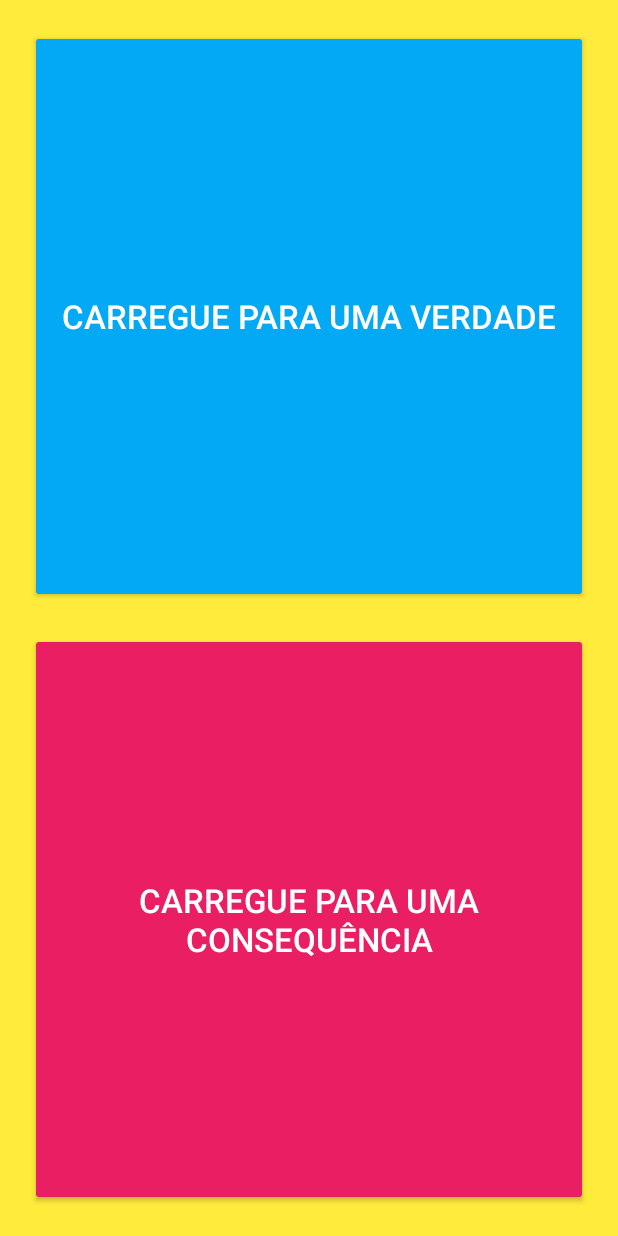
After one commit to JoseSousaVaz/FestadBolso, an Android app: the TruthOrDareActivity screen opened directly, with no data from a screen before it, on a phone screen of 412 x 824 dp. The commit adds this screen. Run offline under Robolectric (Android 15) with nearby library versions, the phone set to English and light mode, and no system bars; network calls fail.

Commit message:
Activity de truth or date imagens no spy.

```diff
--- a/app/src/main/AndroidManifest.xml
+++ b/app/src/main/AndroidManifest.xml
@@ -36,7 +36,7 @@
         </activity>
 
         <activity
-            android:name=".UI.TestActivity"
+            android:name=".UI.SpyActivity"
             android:theme="@style/Theme.AppCompat.Light" />
 
         <activity android:name=".UI.HostActivity">
@@ -54,5 +54,9 @@
         <activity android:name=".UI.GameListActivity">
             <!-- Optional: Any specific settings for JoinActivity -->
         </activity>
+
+        <activity android:name=".UI.TruthOrDareActivity"
+            android:theme="@style/Theme.AppCompat.Light.NoActionBar" />
+
     </application>
 </manifest>
--- a/app/src/main/java/com/example/festadbolso/UI/FirebaseUIActivity.java
+++ b/app/src/main/java/com/example/festadbolso/UI/FirebaseUIActivity.java
@@ -44,6 +44,15 @@ public class FirebaseUIActivity extends AppCompatActivity {
     @Override
     protected void onCreate(Bundle savedInstanceState) {
         super.onCreate(savedInstanceState);
+
+        firebaseAuth = FirebaseAuth.getInstance();
+
+        // Check if user is already logged in
+        if (firebaseAuth.getCurrentUser() != null) {
+            goToMainActivity();
+            return; // Prevents the rest of the activity from loading
+        }
+
         setContentView(R.layout.activity_firebase_ui);
 
         firebaseAuth = FirebaseAuth.getInstance();
--- a/app/src/main/java/com/example/festadbolso/UI/GameDetailsActivity.java
+++ b/app/src/main/java/com/example/festadbolso/UI/GameDetailsActivity.java
@@ -7,14 +7,11 @@ import android.util.Log;
 import android.view.View;
 import android.widget.Button;
 import android.widget.ImageView;
-import android.widget.LinearLayout;
 import android.widget.TextView;
 import android.widget.Toast;
 
 import androidx.appcompat.app.AppCompatActivity;
 
-import com.android.volley.RequestQueue;
-import com.android.volley.toolbox.Volley;
 import com.bumptech.glide.Glide;
 import com.example.festadbolso.R;
 import com.example.festadbolso.Firestore.FirestoreHelper;
@@ -76,13 +73,15 @@ public class GameDetailsActivity extends AppCompatActivity {
         playButton.setOnClickListener(new View.OnClickListener() {
             @Override
             public void onClick(View v) {
-                // Start the TestActivity when the play button is clicked
+                // Start the SpyActivity when the play button is clicked
                 Intent intent;
-                if (randomId ==4){
+                if (randomId == 4){
                     // Start the CharadesActivity when the play button is clicked
                     intent = new Intent(GameDetailsActivity.this, CharadesActivity.class);
-                }else{
-                    intent = new Intent(GameDetailsActivity.this, TestActivity.class);
+                } else if (randomId == 6) {
+                    intent = new Intent(GameDetailsActivity.this, TruthOrDareActivity.class);
+                } else{
+                    intent = new Intent(GameDetailsActivity.this, SpyActivity.class);
                 }
                 startActivity(intent);
 
--- a/app/src/main/java/com/example/festadbolso/UI/TestActivity.java
+++ b/app/src/main/java/com/example/festadbolso/UI/SpyActivity.java
@@ -8,6 +8,7 @@ import android.os.Bundle;
 import android.util.Log;
 import android.view.View;
 import android.widget.Button;
+import android.widget.ImageView;
 import android.widget.TextView;
 
 import androidx.appcompat.app.AppCompatActivity;
@@ -17,12 +18,14 @@ import com.example.festadbolso.R;
 
 import java.lang.reflect.Method;
 
-public class TestActivity extends AppCompatActivity {
+public class SpyActivity extends AppCompatActivity {
 
     private TextView testResultsTextView;
     private Button testHotspotButton;
     private Button hostButton;
     private Button joinButton;
+
+    private ImageView spy_image;
 
     @Override
     protected void onCreate(Bundle savedInstanceState) {
@@ -39,20 +42,20 @@ public class TestActivity extends AppCompatActivity {
 
 
         // Log when onCreate is called
-        Log.d("TestActivity", "onCreate called");
+        Log.d("SpyActivity", "onCreate called");
 
         // Set button listeners
         testHotspotButton.setOnClickListener(v -> performTests());
 
         hostButton.setOnClickListener(v -> {
             // Start the HostActivity
-            Intent hostIntent = new Intent(TestActivity.this, HostActivity.class);
+            Intent hostIntent = new Intent(SpyActivity.this, HostActivity.class);
             startActivity(hostIntent);
         });
 
         joinButton.setOnClickListener(v -> {
             // Start the JoinActivity
-            Intent joinIntent = new Intent(TestActivity.this, JoinActivity.class);
+            Intent joinIntent = new Intent(SpyActivity.this, JoinActivity.class);
             startActivity(joinIntent);
         });
     }
@@ -70,25 +73,25 @@ public class TestActivity extends AppCompatActivity {
                     String[] tetherableWifiRegexs = (String[]) method.invoke(connectivityManager);
                     if (tetherableWifiRegexs.length > 0) {
                         results.append("Device supports Wi-Fi Hotspot (Older Android versions)\n");
-                        Log.d("TestActivity", "Device supports Wi-Fi Hotspot (Older Android versions)");
+                        Log.d("SpyActivity", "Device supports Wi-Fi Hotspot (Older Android versions)");
                     } else {
                         results.append("Device does NOT support Wi-Fi Hotspot (Older Android versions)\n");
-                        Log.d("TestActivity", "Device does NOT support Wi-Fi Hotspot (Older Android versions)");
+                        Log.d("SpyActivity", "Device does NOT support Wi-Fi Hotspot (Older Android versions)");
                     }
                 } catch (Exception e) {
                     results.append("Error accessing tethering method on older Android versions.\n");
                     e.printStackTrace();
-                    Log.d("TestActivity", "Error accessing tethering method on older Android versions.");
+                    Log.d("SpyActivity", "Error accessing tethering method on older Android versions.");
                 }
             }
         } else {
             // For Android Q and above, check if hotspot is enabled using WifiManager
             if (isHotspotEnabled()) {
                 results.append("Hotspot is enabled.\n");
-                Log.d("TestActivity", "Hotspot is enabled.");
+                Log.d("SpyActivity", "Hotspot is enabled.");
             } else {
                 results.append("Hotspot is disabled.\n");
-                Log.d("TestActivity", "Hotspot is disabled.");
+                Log.d("SpyActivity", "Hotspot is disabled.");
             }
         }
 
@@ -102,11 +105,11 @@ public class TestActivity extends AppCompatActivity {
             Method method = wifiManager.getClass().getDeclaredMethod("isWifiApEnabled");
             method.setAccessible(true);
             Boolean isHotspotEnabled = (Boolean) method.invoke(wifiManager);
-            Log.d("TestActivity", "isWifiApEnabled: " + isHotspotEnabled);
+            Log.d("SpyActivity", "isWifiApEnabled: " + isHotspotEnabled);
             return isHotspotEnabled != null && isHotspotEnabled;
         } catch (Exception e) {
             e.printStackTrace();
-            Log.d("TestActivity", "Error accessing hotspot state.");
+            Log.d("SpyActivity", "Error accessing hotspot state.");
             return false;
         }
     }
--- /dev/null
+++ b/app/src/main/java/com/example/festadbolso/UI/TruthOrDareActivity.java
@@ -0,0 +1,246 @@
+package com.example.festadbolso.UI;
+
+import android.os.Bundle;
+import android.view.View;
+import android.widget.Button;
+import androidx.appcompat.app.AppCompatActivity;
+import com.example.festadbolso.R;
+import java.util.ArrayList;
+import java.util.Random;
+
+public class TruthOrDareActivity extends AppCompatActivity {
+
+    private Button truthButton, dareButton;
+    private ArrayList<String> truths, dares;
+    private Random random;
+
+    @Override
+    protected void onCreate(Bundle savedInstanceState) {
+        super.onCreate(savedInstanceState);
+        setContentView(R.layout.activity_truth_or_dare);
+
+        truthButton = findViewById(R.id.truthButton);
+        dareButton = findViewById(R.id.dareButton);
+
+        random = new Random();
+        populateLists();
+
+        // Set initial texts
+        truthButton.setText("Carregue para uma Verdade");
+        dareButton.setText("Carregue para uma Consequência");
+
+        // Set click listeners to get random truths and dares
+        truthButton.setOnClickListener(v -> truthButton.setText(getRandomTruth()));
+        dareButton.setOnClickListener(v -> dareButton.setText(getRandomDare()));
+    }
+
+    private void populateLists() {
+        truths = new ArrayList<>();
+        dares = new ArrayList<>();
+
+        // Add some truths
+// Adicionando perguntas de "verdade"
+        truths.add("Qual é o teu maior arrependimento?");
+        truths.add("Quem foi a última pessoa que pesquisaste nas redes sociais?");
+        truths.add("Conta-nos todos os detalhes do teu primeiro beijo.");
+        truths.add("Qual é o teu maior medo?");
+        truths.add("Já colaste em algum teste?");
+        truths.add("Já roubaste alguma coisa?");
+        truths.add("Qual é o teu prazer culposo em filmes?");
+        truths.add("Qual foi o teu encontro mais embaraçoso?");
+        truths.add("Se tivesses três desejos, quais seriam?");
+        truths.add("Quantas selfies tiras por dia?");
+        truths.add("Acreditas em alguma superstição?");
+        truths.add("Já mentiste sobre a tua idade?");
+        truths.add("Qual é a tua habilidade secreta?");
+        truths.add("Quem foi a tua primeira paixão por uma celebridade?");
+        truths.add("Onde te vês daqui a cinco anos?");
+        truths.add("Qual é a tua linguagem do amor?");
+        truths.add("Quem é 'aquele(a) que escapou'?");
+        truths.add("Qual foi o lugar mais estranho onde já foste à casa de banho?");
+        truths.add("Já desmaiaste de tanto beber?");
+        truths.add("Quais são as cinco coisas que levarias para uma ilha deserta?");
+        truths.add("De quem estás a fim?");
+        truths.add("Qual foi o momento mais constrangedor da tua vida?");
+        truths.add("Qual foi a coisa mais estúpida que já fizeste na vida?");
+        truths.add("Quem levarias para uma ilha deserta?");
+        truths.add("Já estiveste interessado(a) em alguém que está neste grupo?");
+        truths.add("Qual é o teu maior sonho?");
+        truths.add("Qual é o teu maior segredo?");
+        truths.add("Qual é a tua maior fraqueza?");
+        truths.add("Qual é a tua maior qualidade?");
+        truths.add("Qual é a tua maior vergonha?");
+        truths.add("Qual é a tua maior conquista?");
+        truths.add("Qual é a tua maior decepção?");
+        truths.add("Qual é a tua maior frustração?");
+        truths.add("Qual é a tua memória de infância favorita?");
+        truths.add("Já traíste alguém?");
+        truths.add("Qual é a tua comida favorita?");
+        truths.add("Qual é o teu filme favorito?");
+        truths.add("Qual é a tua música favorita?");
+        truths.add("Qual é o teu livro favorito?");
+        truths.add("Qual é o teu lugar favorito no mundo?");
+        truths.add("Qual é o teu animal favorito?");
+        truths.add("Qual é a tua cor favorita?");
+        truths.add("Qual é o teu hobby favorito?");
+        truths.add("Qual é o teu desporto favorito?");
+        truths.add("Qual é o teu jogo favorito?");
+        truths.add("Qual é a tua série de TV favorita?");
+        truths.add("Qual é o teu ator/atriz favorito(a)?");
+        truths.add("Qual é o teu cantor(a) favorito(a)?");
+        truths.add("Qual é a tua banda favorita?");
+        truths.add("Qual é o teu prato favorito?");
+        truths.add("Qual é a tua bebida favorita?");
+        truths.add("Qual é o teu restaurante favorito?");
+        truths.add("Qual é o teu destino de férias favorito?");
+        truths.add("Qual é o teu cheiro favorito?");
+        truths.add("Qual é o teu sabor favorito?");
+        truths.add("Qual é a tua estação do ano favorita?");
+        truths.add("Qual é o teu feriado favorito?");
+        truths.add("Qual é o teu super-herói favorito?");
+        truths.add("Qual é o teu vilão favorito?");
+        truths.add("Qual é o teu personagem de desenho animado favorito?");
+        truths.add("Qual é o teu personagem de filme favorito?");
+        truths.add("Qual é o teu personagem de livro favorito?");
+        truths.add("Qual é o teu personagem de série de TV favorito?");
+        truths.add("Qual é o teu personagem de videojogo favorito?");
+        truths.add("Qual é o teu autor(a) favorito(a)?");
+        truths.add("Qual é o teu poeta(a) favorito(a)?");
+        truths.add("Qual é o teu artista plástico favorito?");
+        truths.add("Qual é o teu cientista favorito?");
+        truths.add("Qual é o teu herói da vida real?");
+        truths.add("Qual é o teu lema de vida?");
+        truths.add("Qual é o teu maior medo?");
+        truths.add("Qual é o teu maior sonho?");
+        truths.add("Qual é o teu maior segredo?");
+        truths.add("Qual é a tua maior fraqueza?");
+        truths.add("Qual é a tua maior qualidade?");
+        truths.add("Qual é a tua maior vergonha?");
+        truths.add("Qual é a tua maior conquista?");
+        truths.add("Qual é a tua maior decepção?");
+        truths.add("Qual é a tua maior frustração?");
+        truths.add("Qual é a tua memória de infância favorita?");
+        truths.add("Já traíste alguém?");
+        truths.add("Qual é a tua comida favorita?");
+        truths.add("Qual é o teu filme favorito?");
+        truths.add("Qual é a tua música favorita?");
+        truths.add("Qual é o teu livro favorito?");
+        truths.add("Qual é o teu lugar favorito no mundo?");
+        truths.add("Qual é o teu animal favorito?");
+        truths.add("Qual é a tua cor favorita?");
+        truths.add("Qual é o teu hobby favorito?");
+        truths.add("Qual é o teu desporto favorito?");
+        truths.add("Qual é o teu jogo favorito?");
+        truths.add("Qual é a tua série de TV favorita?");
+        truths.add("Qual é o teu ator/atriz favorito(a)?");
+        truths.add("Qual é o teu cantor(a) favorito(a)?");
+        truths.add("Qual é a tua banda favorita?");
+        truths.add("Qual é o teu prato favorito?");
+        truths.add("Qual é a tua bebida favorita?");
+        truths.add("Qual é o teu restaurante favorito?");
+        truths.add("Qual é o teu destino de férias favorito?");
+        truths.add("Qual é o teu cheiro favorito?");
+        truths.add("Qual é o teu sabor favorito?");
+        truths.add("Qual é a tua estação do ano favorita?");
+        truths.add("Qual é o teu feriado favorito?");
+        truths.add("Qual é o teu super-herói favorito?");
+        truths.add("Qual é o teu vilão favorito?");
+        truths.add("Qual é o teu personagem de desenho animado favorito?");
+        truths.add("Qual é o teu personagem de filme favorito?");
+        truths.add("Qual é o teu personagem de livro favorito?");
+        truths.add("Qual é o teu personagem de série de TV favorito?");
+        truths.add("Qual é o teu personagem de videojogo favorito?");
+        truths.add("Qual é o teu autor(a) favorito(a)?");
+        truths.add("Qual é o teu poeta(a) favorito(a)?");
+        truths.add("Qual é o teu artista plástico favorito?");
+        truths.add("Qual é o teu cientista favorito?");
+        truths.add("Qual é o teu herói da vida real?");
+        truths.add("Qual é o teu lema de vida?");
+
+
+        // Add some dares
+// Adicionando desafios
+        dares.add("Dança como um robô durante um minuto.");
+        dares.add("Imita um professor da escola.");
+        dares.add("Diz o alfabeto ao contrário.");
+        dares.add("Faz 10 flexões.");
+        dares.add("Canta uma música infantil como se estivesses num concerto de ópera.");
+        dares.add("Faz uma careta e mantém durante 30 segundos.");
+        dares.add("Faz o moonwalk como o Michael Jackson.");
+        dares.add("Dá uma volta completa sobre ti mesmo(a) cinco vezes e depois tenta caminhar em linha reta.");
+        dares.add("Diz um trava-línguas três vezes sem errar.");
+        dares.add("Conta uma piada muito má.");
+        dares.add("Dança sem música durante 1 minuto.");
+        dares.add("Publica uma mensagem embaraçosa numa rede social.");
+        dares.add("Envia um emoji aleatório para a última pessoa com quem falaste no telemóvel.");
+        dares.add("Faz um discurso emocionante sobre uma colher.");
+        dares.add("Tira uma selfie engraçada e envia para o grupo.");
+        dares.add("Anda de gatas pela sala.");
+        dares.add("Tenta equilibrar um objeto na cabeça por 30 segundos.");
+        dares.add("Lambe o teu cotovelo (ou pelo menos tenta).");
+        dares.add("Dança como um frango durante 1 minuto.");
+        dares.add("Imita um personagem de desenho animado até alguém adivinhar quem é.");
+        dares.add("Finge que és um pirata durante os próximos 5 minutos.");
+        dares.add("Faz uma declaração de amor para um objeto próximo.");
+        dares.add("Sai à rua e grita ‘Sou incrível!’.");
+        dares.add("Fecha os olhos e deixa outra pessoa desenhar algo no teu rosto.");
+        dares.add("Tenta dizer três palavras começando com ‘Z’ em menos de 10 segundos.");
+        dares.add("Deixa outra pessoa escolher uma nova foto de perfil para ti.");
+        dares.add("Escreve com a mão não dominante durante um minuto.");
+        dares.add("Conta uma história engraçada da tua infância.");
+        dares.add("Faz uma pose de super-herói durante dois minutos.");
+        dares.add("Come uma colher de mostarda ou ketchup.");
+        dares.add("Equilibra uma colher no nariz por 30 segundos.");
+        dares.add("Imita o teu animal favorito.");
+        dares.add("Diz algo romântico para a primeira pessoa que olhares nos olhos.");
+        dares.add("Corre pela casa como um avião durante 1 minuto.");
+        dares.add("Deixa alguém enviar uma mensagem de voz no teu telefone.");
+        dares.add("Liga para um número aleatório e canta ‘Parabéns a você’.");
+        dares.add("Faz um penteado engraçado e mantém durante o resto do jogo.");
+        dares.add("Tira os sapatos e faz um vídeo a dançar de meias.");
+        dares.add("Dá um nome e personalidade a um objeto próximo.");
+        dares.add("Tenta tocar bateria na mesa sem rir durante 30 segundos.");
+        dares.add("Faz uma imitação do teu amigo mais próximo.");
+        dares.add("Conta até 20 de olhos fechados sem perder a conta.");
+        dares.add("Faz um elogio sincero a cada jogador.");
+        dares.add("Escreve uma palavra na testa com caneta.");
+        dares.add("Come algo sem usar as mãos.");
+        dares.add("Abraça uma almofada como se fosse um amigo perdido.");
+        dares.add("Lambe o cotovelo de alguém (ou tenta).");
+        dares.add("Coloca uma meia nas mãos e finge que é um fantoche.");
+        dares.add("Finge que és um apresentador de televisão.");
+        dares.add("Corre no lugar como se estivesses a fugir de um monstro.");
+        dares.add("Faz uma dança da vitória depois de cada turno.");
+        dares.add("Coloca um cubo de gelo no teu bolso e mantém até derreter.");
+        dares.add("Coloca um copo de água na cabeça e tenta caminhar sem derramar.");
+        dares.add("Coloca um sapato na cabeça e tenta equilibrá-lo.");
+        dares.add("Desenha um bigode na tua cara com um marcador lavável.");
+        dares.add("Bebe um copo de água de olhos fechados sem derramar.");
+        dares.add("Imita um robô durante o próximo minuto.");
+        dares.add("Desenha um animal no braço de alguém com uma caneta.");
+        dares.add("Joga pedra, papel ou tesoura. Se perderes, tens que dançar.");
+        dares.add("Tira uma foto fazendo uma pose super dramática.");
+        dares.add("Conta um segredo engraçado sobre ti.");
+        dares.add("Sussurra tudo o que disseres durante os próximos três turnos.");
+        dares.add("Pede uma música e canta como se estivesses num concurso de talentos.");
+        dares.add("Senta-te ao contrário na cadeira pelo resto do jogo.");
+        dares.add("Cria e apresenta uma pequena coreografia de dança.");
+        dares.add("Canta tudo o que disseres durante os próximos cinco minutos.");
+        dares.add("Faz uma pose para foto como se fosses uma estrela de cinema.");
+        dares.add("Faz 10 agachamentos enquanto dizes algo engraçado.");
+        dares.add("Faz um gesto engraçado sempre que alguém disser ‘sim’.");
+        dares.add("Põe óculos escuros e age como um agente secreto.");
+        dares.add("Dá um nome à tua mão esquerda e fala com ela como se fosse uma pessoa.");
+        dares.add("Diz algo muito formal de forma exageradamente dramática.");
+        dares.add("Ajoelha-te e declara amor eterno à primeira pessoa que olhares.");
+
+    }
+
+    private String getRandomTruth() {
+        return truths.get(random.nextInt(truths.size()));
+    }
+
+    private String getRandomDare() {
+        return dares.get(random.nextInt(dares.size()));
+    }
+}
--- a/app/src/main/res/layout/activity_host.xml
+++ b/app/src/main/res/layout/activity_host.xml
@@ -26,12 +26,19 @@
             <TextView
                 android:layout_width="wrap_content"
                 android:layout_height="wrap_content"
-                android:text="Host Game"
+                android:text="Espião"
                 android:textSize="24sp"
                 android:textStyle="bold"
                 android:textColor="@color/black"
                 android:layout_gravity="center_horizontal"
                 android:layout_marginBottom="24dp"/>
+
+            <ImageView
+                android:id="@+id/spy_image"
+                android:layout_width="match_parent"
+                android:layout_height="200dp"
+                android:src="@drawable/ic_spy"
+                android:layout_marginBottom="16dp" />
 
             <!-- Status Text -->
             <TextView
--- a/app/src/main/res/layout/activity_join.xml
+++ b/app/src/main/res/layout/activity_join.xml
@@ -32,6 +32,13 @@
                 android:textColor="@color/black"
                 android:layout_gravity="center_horizontal"
                 android:layout_marginBottom="24dp"/>
+
+            <ImageView
+                android:id="@+id/spy_image"
+                android:layout_width="match_parent"
+                android:layout_height="200dp"
+                android:src="@drawable/ic_spy"
+                android:layout_marginBottom="16dp" />
 
             <!-- Host IP Address Input -->
             <TextView
--- a/app/src/main/res/layout/activity_test.xml
+++ b/app/src/main/res/layout/activity_test.xml
@@ -6,6 +6,13 @@
     android:orientation="vertical"
     android:padding="16dp"
     android:background="@color/light_gray"> <!-- Light background for better contrast -->
+
+    <ImageView
+        android:id="@+id/spy_image"
+        android:layout_width="match_parent"
+        android:layout_height="200dp"
+        android:src="@drawable/ic_spy"
+        android:layout_marginBottom="16dp" />
 
     <!-- CardView for a polished look -->
     <androidx.cardview.widget.CardView
--- /dev/null
+++ b/app/src/main/res/layout/activity_truth_or_dare.xml
@@ -0,0 +1,38 @@
+<?xml version="1.0" encoding="utf-8"?>
+<LinearLayout xmlns:android="http://schemas.android.com/apk/res/android"
+    android:layout_width="match_parent"
+    android:layout_height="match_parent"
+    android:orientation="vertical"
+    android:gravity="center"
+    android:padding="20dp"
+    android:background="@color/playfulBackground">
+
+    <Button
+        android:id="@+id/truthButton"
+        android:layout_width="match_parent"
+        android:layout_height="0dp"
+        android:layout_weight="1"
+        android:text="Carregue aqui para Verdade"
+        android:textSize="22sp"
+        android:backgroundTint="@color/truthButtonColor"
+        android:textColor="@android:color/white"
+        android:padding="20dp"
+        android:elevation="8dp" />
+
+    <View
+        android:layout_width="match_parent"
+        android:layout_height="20dp" />
+
+    <Button
+        android:id="@+id/dareButton"
+        android:layout_width="match_parent"
+        android:layout_height="0dp"
+        android:layout_weight="1"
+        android:text="Carregue aqui para uma Consequência"
+        android:textSize="22sp"
+        android:backgroundTint="@color/dareButtonColor"
+        android:textColor="@android:color/white"
+        android:padding="20dp"
+        android:elevation="8dp" />
+
+</LinearLayout>
--- a/app/src/main/res/values/colors.xml
+++ b/app/src/main/res/values/colors.xml
@@ -17,4 +17,7 @@
     <color name="green_200">#4CAF50</color>
     <color name="orange_200">#FFAB91</color>
     <color name="light_gray">#F5F5F5</color>
+    <color name="playfulBackground">#FFEB3B</color> <!-- Bright yellow -->
+    <color name="truthButtonColor">#03A9F4</color> <!-- Blue -->
+    <color name="dareButtonColor">#E91E63</color> <!-- Pink -->
 </resources>
--- a/app/src/main/res/values/strings.xml
+++ b/app/src/main/res/values/strings.xml
@@ -1,5 +1,5 @@
 <resources>
-    <string name="app_name">Entretentos</string>
+    <string name="app_name">Festa d\'Bolso</string>
     <string name="email">Email</string>
     <string name="username">Nome de utilizador</string>
     <string name="password">Palavra passe</string>
```
Also changed, not shown: app/src/main/res/drawable/ic_spy.jpg (added).
